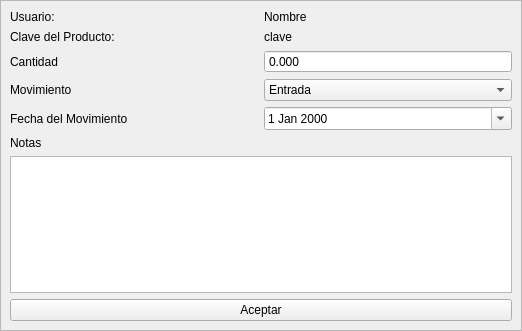
Above: app/View/UserInterfaceUi/UI_EXISTENCIA_PRODUCTOS.ui from LAngelVp/software-punto-de-venta before the change. Below: the same form after it.
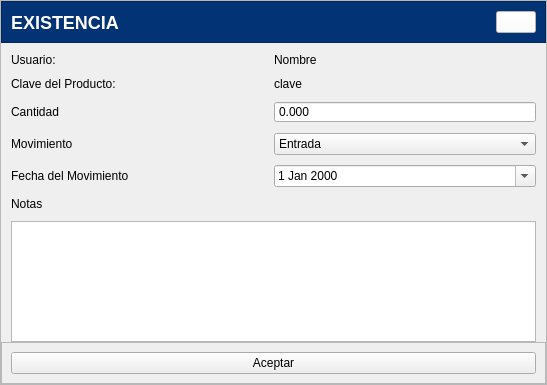
That is the form after the change. Icons and pictures are not drawn.

```diff
--- a/app/View/UserInterfaceUi/UI_EXISTENCIA_PRODUCTOS.ui
+++ b/app/View/UserInterfaceUi/UI_EXISTENCIA_PRODUCTOS.ui
@@ -6,15 +6,24 @@
    <rect>
     <x>0</x>
     <y>0</y>
-    <width>522</width>
-    <height>331</height>
+    <width>547</width>
+    <height>385</height>
    </rect>
   </property>
   <property name="windowTitle">
    <string>Existencia Producto</string>
   </property>
   <property name="styleSheet">
-   <string notr="true">[objectName *=&quot;contenedor&quot;]{
+   <string notr="true">#contenedor_encabezado{
+background: #023375;
+}
+#etiqueta_encabezado_existenciaProducto{
+color: #fffefb;
+font-size: 18px;
+font-weight:bold;
+font-family:&quot;Arial&quot;;
+}
+[objectName *=&quot;contenedor&quot;]{
 background:#fffefb;
 }
 [objectName*=&quot;etiqueta_&quot;]{
@@ -40,7 +49,7 @@
 [objectName*=&quot;txtlargo&quot;]{
 max-height:100px;
 }
-[objectName*=&quot;btn_btn&quot;]{
+[objectName*=&quot;btn_existencia&quot;]{
 border:none;
 font-size:14px;
 font-family:&quot;Arial&quot;;
@@ -50,12 +59,18 @@
 color: #fffefb;
 border-radius: 4px;
 }
-[objectName*=&quot;btn_btn&quot;]:hover{
+[objectName*=&quot;btn_existencia&quot;]:hover{
 background: #2196F3;
 }
-[objectName*=&quot;btn_btn&quot;]:pressed{
+[objectName*=&quot;btn_existencia&quot;]:pressed{
 background: #1B80D0;
 }
+#btn_existenciaProducto_cerrar{
+background: #fffefb;
+}
+#btn_existenciaProducto_cerrar:pressed{
+background: rgb(222, 221, 218);
+}
 [objectName*=&quot;cajaOpciones&quot;]{
 border: none;
 border-bottom: 1px solid #787878;
@@ -149,55 +164,36 @@
      <property name="frameShadow">
       <enum>QFrame::Raised</enum>
      </property>
-     <layout class="QVBoxLayout" name="verticalLayout">
-      <item>
-       <layout class="QGridLayout" name="gridLayout_3">
-        <item row="0" column="0">
-         <widget class="QLabel" name="etiqueta_Usuario">
-          <property name="text">
-           <string>Usuario:</string>
-          </property>
-         </widget>
-        </item>
-        <item row="0" column="1">
-         <widget class="QLabel" name="etiqueta_NombreUsuario">
-          <property name="text">
-           <string>Nombre</string>
-          </property>
-         </widget>
-        </item>
-        <item row="1" column="0">
-         <widget class="QLabel" name="etiqueta_Clave">
-          <property name="text">
-           <string>Clave del Producto:</string>
-          </property>
-         </widget>
-        </item>
-        <item row="1" column="1">
-         <widget class="QLabel" name="etiqueta_ClaveProducto">
-          <property name="text">
-           <string>clave</string>
-          </property>
-         </widget>
-        </item>
-       </layout>
-      </item>
-      <item>
+     <layout class="QGridLayout" name="gridLayout_5">
+      <property name="leftMargin">
+       <number>0</number>
+      </property>
+      <property name="topMargin">
+       <number>0</number>
+      </property>
+      <property name="rightMargin">
+       <number>0</number>
+      </property>
+      <property name="bottomMargin">
+       <number>0</number>
+      </property>
+      <property name="spacing">
+       <number>0</number>
+      </property>
+      <item row="2" column="0" colspan="3">
        <layout class="QGridLayout" name="gridLayout_2">
-        <item row="1" column="0">
-         <widget class="QLabel" name="etiqueta_TipoMovimiento">
-          <property name="text">
-           <string>Movimiento</string>
-          </property>
-         </widget>
-        </item>
-        <item row="2" column="0">
-         <widget class="QLabel" name="etiqueta_FechaMovimiento">
-          <property name="text">
-           <string>Fecha del Movimiento</string>
-          </property>
-         </widget>
-        </item>
+        <property name="leftMargin">
+         <number>10</number>
+        </property>
+        <property name="topMargin">
+         <number>10</number>
+        </property>
+        <property name="rightMargin">
+         <number>10</number>
+        </property>
+        <property name="verticalSpacing">
+         <number>10</number>
+        </property>
         <item row="3" column="0">
          <widget class="QLabel" name="etiqueta_NotasExistencia">
           <property name="text">
@@ -205,34 +201,16 @@
           </property>
          </widget>
         </item>
-        <item row="2" column="1">
-         <widget class="QDateEdit" name="fecha_FechaMovimiento">
-          <property name="calendarPopup">
-           <bool>true</bool>
-          </property>
-         </widget>
+        <item row="4" column="0" colspan="2">
+         <widget class="QPlainTextEdit" name="txtlargo_NotasProducto"/>
         </item>
-        <item row="0" column="0">
-         <widget class="QLabel" name="etiqueta_CantidadExistencia">
+        <item row="2" column="0">
+         <widget class="QLabel" name="etiqueta_FechaMovimiento">
           <property name="text">
-           <string>Cantidad</string>
+           <string>Fecha del Movimiento</string>
           </property>
          </widget>
         </item>
-        <item row="1" column="1">
-         <widget class="QComboBox" name="cajaOpciones_TipoMovimiento">
-          <item>
-           <property name="text">
-            <string>Entrada</string>
-           </property>
-          </item>
-          <item>
-           <property name="text">
-            <string>Salida</string>
-           </property>
-          </item>
-         </widget>
-        </item>
         <item row="0" column="1">
          <widget class="QDoubleSpinBox" name="decimal_CantidadExistencia">
           <property name="buttonSymbols">
@@ -246,12 +224,153 @@
           </property>
          </widget>
         </item>
-        <item row="4" column="0" colspan="2">
-         <widget class="QPlainTextEdit" name="txtlargo_NotasProducto"/>
+        <item row="1" column="0">
+         <widget class="QLabel" name="etiqueta_TipoMovimiento">
+          <property name="text">
+           <string>Movimiento</string>
+          </property>
+         </widget>
         </item>
+        <item row="1" column="1">
+         <widget class="QComboBox" name="cajaOpciones_TipoMovimiento">
+          <item>
+           <property name="text">
+            <string>Entrada</string>
+           </property>
+          </item>
+          <item>
+           <property name="text">
+            <string>Salida</string>
+           </property>
+          </item>
+         </widget>
+        </item>
+        <item row="2" column="1">
+         <widget class="QDateEdit" name="fecha_FechaMovimiento">
+          <property name="calendarPopup">
+           <bool>true</bool>
+          </property>
+         </widget>
+        </item>
+        <item row="0" column="0">
+         <widget class="QLabel" name="etiqueta_CantidadExistencia">
+          <property name="text">
+           <string>Cantidad</string>
+          </property>
+         </widget>
+        </item>
        </layout>
       </item>
-      <item>
+      <item row="4" column="0" colspan="3">
+       <widget class="QFrame" name="frame">
+        <property name="frameShape">
+         <enum>QFrame::StyledPanel</enum>
+        </property>
+        <property name="frameShadow">
+         <enum>QFrame::Raised</enum>
+        </property>
+        <layout class="QGridLayout" name="gridLayout_4">
+         <item row="1" column="0">
+          <widget class="QPushButton" name="btn_existenciaProducto_aceptar">
+           <property name="cursor">
+            <cursorShape>PointingHandCursor</cursorShape>
+           </property>
+           <property name="text">
+            <string>Aceptar</string>
+           </property>
+          </widget>
+         </item>
+        </layout>
+       </widget>
+      </item>
+      <item row="0" column="0" colspan="3">
+       <widget class="QFrame" name="contenedor_encabezado">
+        <property name="frameShape">
+         <enum>QFrame::StyledPanel</enum>
+        </property>
+        <property name="frameShadow">
+         <enum>QFrame::Raised</enum>
+        </property>
+        <layout class="QHBoxLayout" name="horizontalLayout">
+         <item>
+          <widget class="QLabel" name="etiqueta_encabezado_existenciaProducto">
+           <property name="text">
+            <string>EXISTENCIA</string>
+           </property>
+          </widget>
+         </item>
+         <item>
+          <spacer name="horizontalSpacer">
+           <property name="orientation">
+            <enum>Qt::Horizontal</enum>
+           </property>
+           <property name="sizeHint" stdset="0">
+            <size>
+             <width>40</width>
+             <height>20</height>
+            </size>
+           </property>
+          </spacer>
+         </item>
+         <item>
+          <widget class="QPushButton" name="btn_existenciaProducto_cerrar">
+           <property name="text">
+            <string/>
+           </property>
+           <property name="icon">
+            <iconset resource="../../Source/ibootstrap.qrc">
+             <normaloff>:/Icons/Bootstrap/x-lg.svg</normaloff>:/Icons/Bootstrap/x-lg.svg</iconset>
+           </property>
+          </widget>
+         </item>
+        </layout>
+       </widget>
+      </item>
+      <item row="1" column="0" colspan="3">
+       <layout class="QGridLayout" name="gridLayout_3">
+        <property name="leftMargin">
+         <number>10</number>
+        </property>
+        <property name="topMargin">
+         <number>10</number>
+        </property>
+        <property name="rightMargin">
+         <number>10</number>
+        </property>
+        <property name="verticalSpacing">
+         <number>10</number>
+        </property>
+        <item row="0" column="0">
+         <widget class="QLabel" name="etiqueta_Usuario">
+          <property name="text">
+           <string>Usuario:</string>
+          </property>
+         </widget>
+        </item>
+        <item row="0" column="1">
+         <widget class="QLabel" name="etiqueta_NombreUsuario">
+          <property name="text">
+           <string>Nombre</string>
+          </property>
+         </widget>
+        </item>
+        <item row="1" column="0">
+         <widget class="QLabel" name="etiqueta_Clave">
+          <property name="text">
+           <string>Clave del Producto:</string>
+          </property>
+         </widget>
+        </item>
+        <item row="1" column="1">
+         <widget class="QLabel" name="etiqueta_ClaveProducto">
+          <property name="text">
+           <string>clave</string>
+          </property>
+         </widget>
+        </item>
+       </layout>
+      </item>
+      <item row="3" column="0" colspan="3">
        <spacer name="verticalSpacer">
         <property name="orientation">
          <enum>Qt::Vertical</enum>
@@ -264,16 +383,6 @@
         </property>
        </spacer>
       </item>
-      <item>
-       <widget class="QPushButton" name="btn_btn_aceptar">
-        <property name="cursor">
-         <cursorShape>PointingHandCursor</cursorShape>
-        </property>
-        <property name="text">
-         <string>Aceptar</string>
-        </property>
-       </widget>
-      </item>
      </layout>
     </widget>
    </item>
```
Left out of the diff: 2 changed lines with no effect on the pictures.
